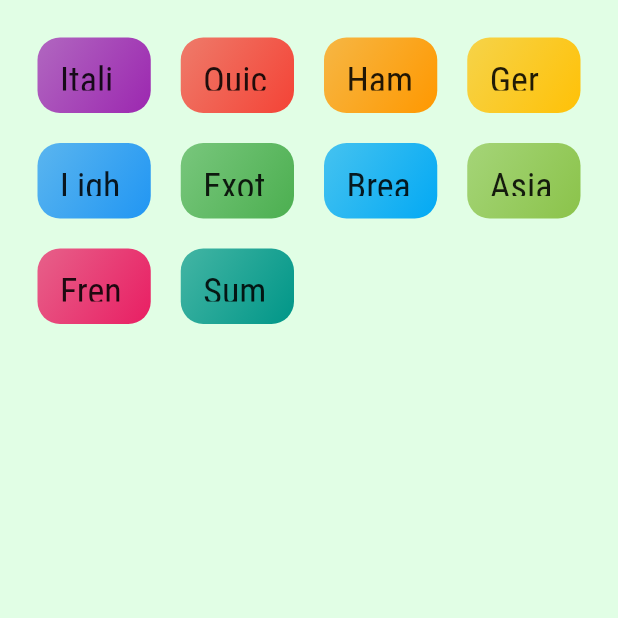
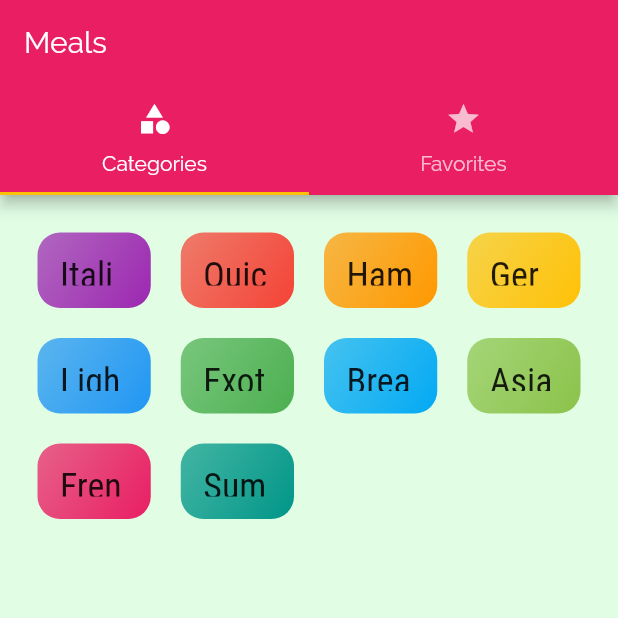
Before and after one commit to yared123yared/Meals-App, a Flutter app: the screen it shows after launch, on a phone screen of 412 x 824 dp, the top half of it. Run offline on Flutter 3.47's test engine with Material 2 defaults, Android fonts, the phone set to English and light mode, and no system bars.

Commit message:
Adding a Tabbar to the appBar

```diff
--- a/lib/Screens/category_screen.dart
+++ b/lib/Screens/category_screen.dart
@@ -8,7 +8,7 @@ import '../dummy_data.dart';
 class CategoryScreen extends StatelessWidget {
   @override
   Widget build(BuildContext context) {
-    return Scaffold(body:GridView(
+    return GridView(
       padding: EdgeInsets.all(25),
       children: DUMMY_CATEGORIES.map((catData) => CategoryItem(catData.id ,catData.title, catData.color)).toList(),
       gridDelegate: SliverGridDelegateWithMaxCrossAxisExtent(
@@ -17,7 +17,7 @@ class CategoryScreen extends StatelessWidget {
         crossAxisSpacing: 20,
         mainAxisSpacing: 20,
 
-      ),
+
 
     ) ,) ;
   }
--- /dev/null
+++ b/lib/Screens/favorites_screen.dart
@@ -0,0 +1,10 @@
+import 'package:flutter/material.dart';
+
+class FavoriteScreen extends StatelessWidget {
+  @override
+  Widget build(BuildContext context) {
+    return Center(
+      child: Text("favorites"),
+    );
+  }
+}
--- /dev/null
+++ b/lib/Screens/tabs_screen.dart
@@ -0,0 +1,35 @@
+import 'package:flutter/material.dart';
+
+import 'category_screen.dart';
+import 'favorites_screen.dart';
+
+class TabsScreen extends StatefulWidget {
+  @override
+  _TabsScreenState createState() => _TabsScreenState();
+}
+
+class _TabsScreenState extends State<TabsScreen> {
+  @override
+  Widget build(BuildContext context) {
+    return DefaultTabController(length: 2, child: Scaffold(
+      appBar: AppBar(
+        title: Text('Meals'),
+        bottom: TabBar(
+          tabs: [
+            Tab(icon: Icon(Icons.category), text:'Categories'),
+            Tab(icon: Icon(Icons.star), text:'Favorites'),
+
+
+          ],
+        ),
+      ),
+      body: TabBarView(
+        children: [
+          CategoryScreen(),
+          FavoriteScreen()
+
+        ],
+      ),
+    ));
+  }
+}
--- a/lib/main.dart
+++ b/lib/main.dart
@@ -3,6 +3,7 @@ import 'package:flutter/material.dart';
 import 'Screens/category_meals_screen.dart';
 import 'Screens/category_screen.dart';
 import 'Screens/meal_detail_screen.dart';
+import 'Screens/tabs_screen.dart';
 
 void main() => runApp(MyApp());
 
@@ -33,7 +34,7 @@ class MyApp extends StatelessWidget {
 
       initialRoute:'/',
       routes: {
-        '/' : (ctx)=>CategoryScreen(),
+        '/' : (ctx)=>TabsScreen(),
         CategoryMealsScreen.routeName : (ctx) => CategoryMealsScreen(),
         MealDetailScreen.routeName : (ctx) => MealDetailScreen(),
       },
```
